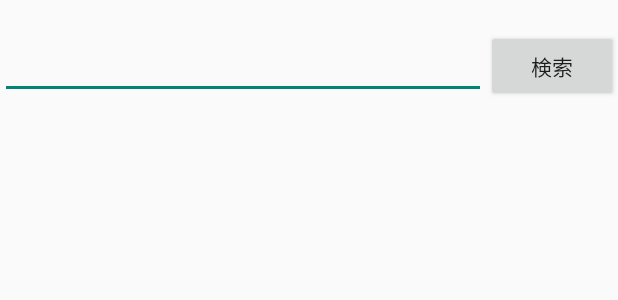
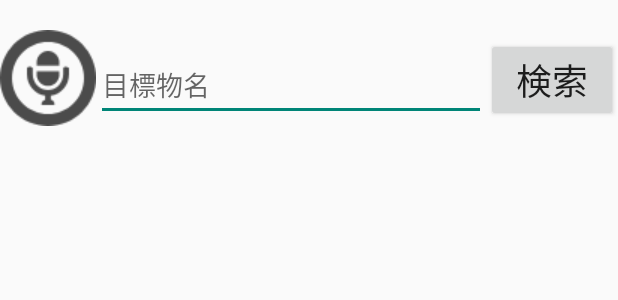
Before and after one commit to Takajo-Soft33/scoscope_android, an Android app: the layout direction_guide.xml on its own in the app's theme, with its tools: preview values and no code run, on a phone screen of 412 x 824 dp. Shown: the top 300 px of the screen. Run offline under Robolectric (Android 15) with nearby library versions, the phone set to English and light mode, and no system bars.

Commit message:
UI修正 音声入力ボタン

```diff
--- a/app/src/main/res/layout/direction_guide.xml
+++ b/app/src/main/res/layout/direction_guide.xml
@@ -1,6 +1,8 @@
 <?xml version="1.0" encoding="utf-8"?>
 <android.support.constraint.ConstraintLayout
-    xmlns:android="http://schemas.android.com/apk/res/android" android:layout_width="match_parent"
+    xmlns:android="http://schemas.android.com/apk/res/android"
+    xmlns:app="http://schemas.android.com/apk/res-auto"
+    android:layout_width="match_parent"
     android:layout_height="match_parent">
 
     <LinearLayout
@@ -11,24 +13,42 @@
 
         <LinearLayout
             android:layout_width="match_parent"
-            android:layout_height="match_parent"
+            android:layout_height="wrap_content"
             android:orientation="horizontal"
             android:paddingTop="20dp">
+
+            <ImageButton
+                android:id="@+id/imageButton"
+                android:layout_width="wrap_content"
+                android:layout_height="wrap_content"
+                android:background="@android:color/transparent"
+                app:srcCompat="@drawable/voice" />
 
             <EditText
                 android:id="@+id/editText2"
                 android:layout_width="wrap_content"
                 android:layout_height="wrap_content"
+                android:layout_marginTop="5dp"
                 android:layout_weight="1"
                 android:ems="10"
+                android:hint="目標物名"
                 android:inputType="textPersonName" />
 
             <Button
                 android:id="@+id/findBt"
                 android:layout_width="wrap_content"
                 android:layout_height="wrap_content"
-                android:text="検索" />
+                android:layout_marginTop="5dp"
+                android:text="検索"
+                android:textSize="24sp" />
+
         </LinearLayout>
+
+        <ListView
+            android:id="@+id/searchList"
+            android:layout_width="match_parent"
+            android:layout_height="match_parent" />
+
     </LinearLayout>
 
 </android.support.constraint.ConstraintLayout>
```
Also changed, not shown: app/src/main/res/drawable/voice.png (added).
